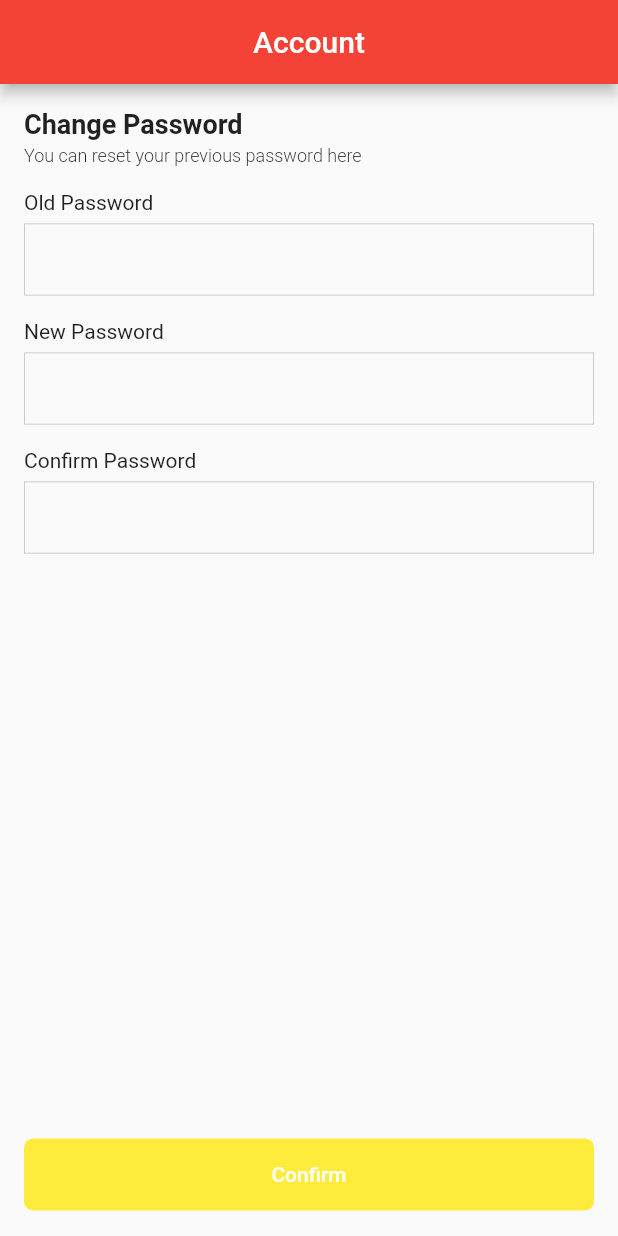
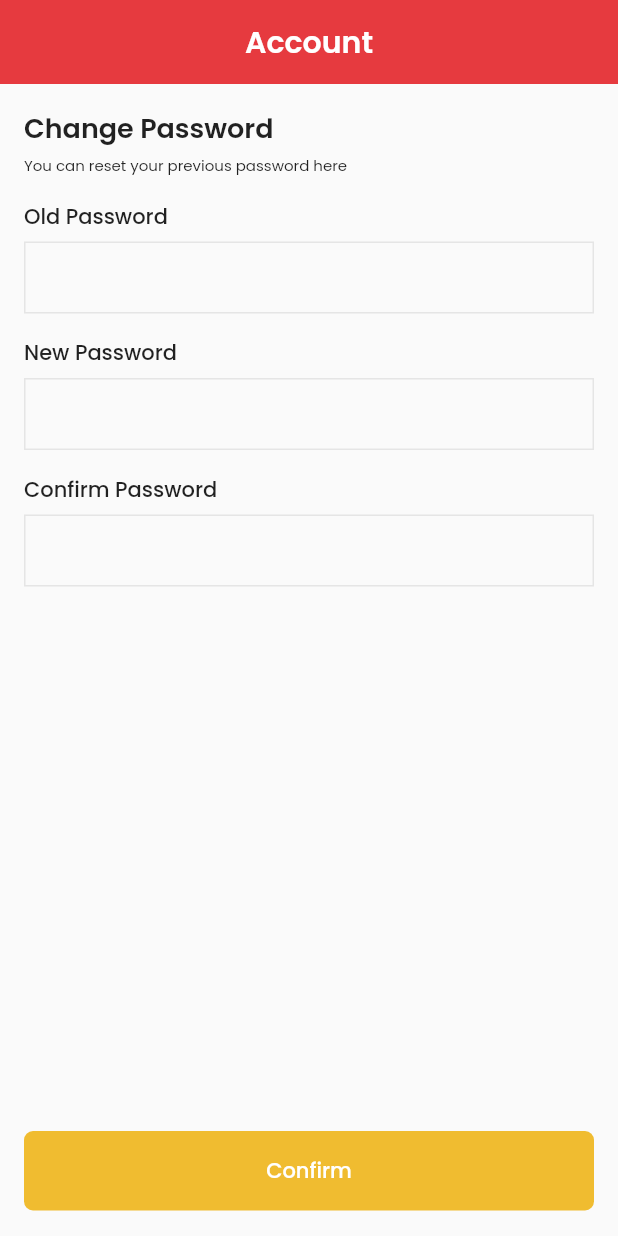
Before and after one commit to eidolex/san_pya, a Flutter app: the screen it shows after launch, on a phone screen of 412 x 824 dp. Run offline on Flutter 3.47's test engine with Material 2 defaults, Android fonts, the phone set to English and light mode, and no system bars.

Commit message:
fix font style, weight & color

```diff
--- a/lib/main.dart
+++ b/lib/main.dart
@@ -12,6 +12,8 @@ class MyApp extends StatelessWidget {
     return MaterialApp(
       title: 'Flutter Demo',
       theme: ThemeData(
+        primaryColor: Color(0xFFE63A3F),
+        accentColor: Color(0xFFF0BC30),
         // This is the theme of your application.
         //
         // Try running your application with "flutter run". You'll see the
@@ -21,7 +23,9 @@ class MyApp extends StatelessWidget {
         // or simply save your changes to "hot reload" in a Flutter IDE).
         // Notice that the counter didn't reset back to zero; the application
         // is not restarted.
-        primarySwatch: Colors.red,
+        // primarySwatch: Colors.red,
+        fontFamily: 'Poppins',
+
         // This makes the visual density adapt to the platform that you run
         // the app on. For desktop platforms, the controls will be smaller and
         // closer together (more dense) than on mobile platforms.
--- a/lib/screens/account_setting_screen.dart
+++ b/lib/screens/account_setting_screen.dart
@@ -9,10 +9,15 @@ class AccountSettingScreen extends StatelessWidget {
     var bottom = query.viewInsets.bottom;
     var paddingVertical = query.viewPadding.vertical;
     var containerHeight = height - bottom - paddingVertical - 57;
+    var accentColor = Theme.of(context).accentColor;
     return Scaffold(
       appBar: AppBar(
-        title: Text("Account"),
+        title: Text(
+          "Account",
+          style: TextStyle(fontWeight: FontWeight.w600),
+        ),
         centerTitle: true,
+        elevation: 0,
       ),
       body: SingleChildScrollView(
         child: ConstrainedBox(
@@ -29,15 +34,14 @@ class AccountSettingScreen extends StatelessWidget {
                     child: Text(
                       "Change Password",
                       style:
-                          TextStyle(fontWeight: FontWeight.bold, fontSize: 18),
+                          TextStyle(fontWeight: FontWeight.w600, fontSize: 18),
                     ),
                   ),
                   Container(
                       margin: EdgeInsets.only(bottom: 16),
                       child: Text(
                         "You can reset your previous password here",
-                        style: TextStyle(
-                            fontSize: 12, fontWeight: FontWeight.w300),
+                        style: TextStyle(fontSize: 10),
                       )),
                   AccountSettingInput(
                     label: "Old Password",
@@ -52,7 +56,7 @@ class AccountSettingScreen extends StatelessWidget {
                 SizedBox(
                   width: double.infinity,
                   child: FlatButton(
-                    color: Colors.yellow,
+                    color: accentColor,
                     textColor: Colors.white,
                     shape: RoundedRectangleBorder(
                         borderRadius: BorderRadius.circular(6)),
--- a/lib/widgets/account_setting_input.dart
+++ b/lib/widgets/account_setting_input.dart
@@ -13,7 +13,10 @@ class AccountSettingInput extends StatelessWidget {
         crossAxisAlignment: CrossAxisAlignment.start,
         children: [
           Container(
-            child: Text(this.label),
+            child: Text(
+              this.label,
+              style: TextStyle(fontWeight: FontWeight.w500),
+            ),
             margin: EdgeInsets.only(bottom: 6),
           ),
           TextFormField(
@@ -23,12 +26,11 @@ class AccountSettingInput extends StatelessWidget {
                     EdgeInsets.symmetric(horizontal: 8, vertical: 8),
                 enabledBorder: OutlineInputBorder(
                     borderRadius: BorderRadius.all(Radius.zero),
-                    borderSide:
-                        BorderSide(width: 0.5, color: Colors.grey[400])),
+                    borderSide: BorderSide(width: 1, color: Color(0xFFE5E5E5))),
                 focusedBorder: OutlineInputBorder(
                     borderRadius: BorderRadius.all(Radius.zero),
                     borderSide:
-                        BorderSide(width: 0.5, color: Colors.grey[400]))),
+                        BorderSide(width: 1, color: Color(0xFFE5E5E5)))),
           ),
         ],
       ),
```
